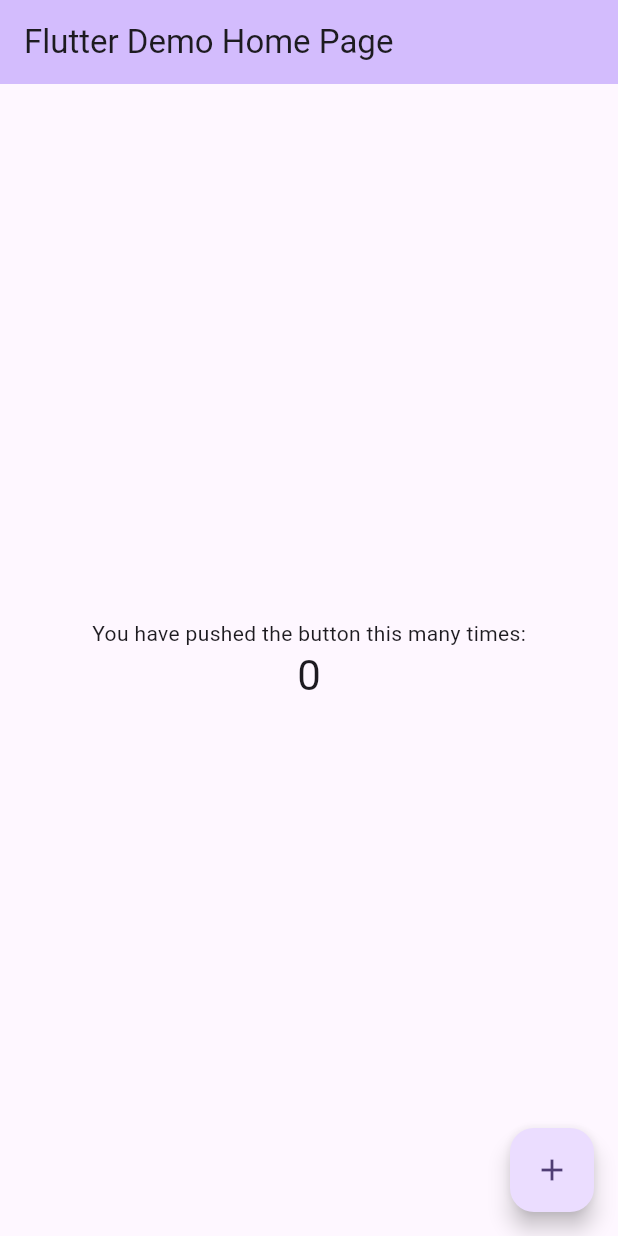
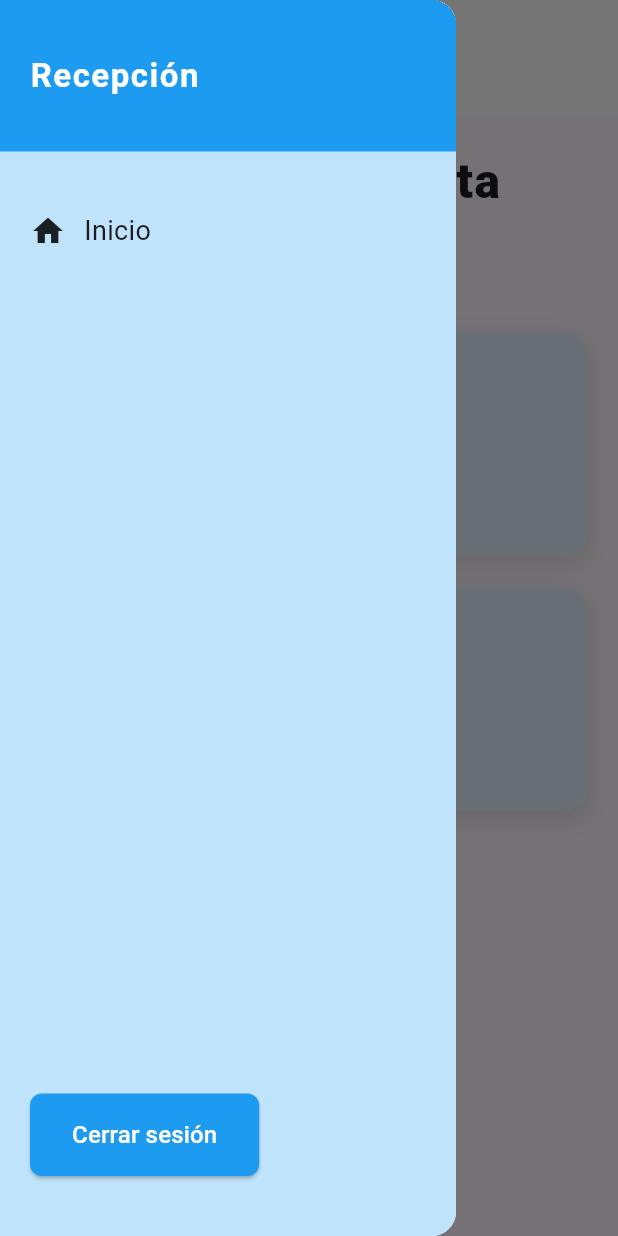
Before and after one commit to zaira-3456/proyecto_hospital, a Flutter app: the screen it shows after launch, with the side drawer open (before the commit the screen has no drawer), on a phone screen of 412 x 824 dp. Run offline on Flutter 3.47's test engine with Material 3 defaults, Android fonts, the phone set to English and light mode, and no system bars.

Commit message:
Creación de la carpeta recepcionista

```diff
--- a/lib/main.dart
+++ b/lib/main.dart
@@ -1,4 +1,5 @@
 import 'package:flutter/material.dart';
+import 'recepcionista/recepcionista_dashboard.dart';
 
 void main() {
   runApp(const MyApp());
@@ -7,116 +8,11 @@ void main() {
 class MyApp extends StatelessWidget {
   const MyApp({super.key});
 
-  // This widget is the root of your application.
   @override
   Widget build(BuildContext context) {
     return MaterialApp(
-      title: 'Flutter Demo',
-      theme: ThemeData(
-        // This is the theme of your application.
-        //
-        // TRY THIS: Try running your application with "flutter run". You'll see
-        // the application has a purple toolbar. Then, without quitting the app,
-        // try changing the seedColor in the colorScheme below to Colors.green
-        // and then invoke "hot reload" (save your changes or press the "hot
-        // reload" button in a Flutter-supported IDE, or press "r" if you used
-        // the command line to start the app).
-        //
-        // Notice that the counter didn't reset back to zero; the application
-        // state is not lost during the reload. To reset the state, use hot
-        // restart instead.
-        //
-        // This works for code too, not just values: Most code changes can be
-        // tested with just a hot reload.
-        colorScheme: ColorScheme.fromSeed(seedColor: Colors.deepPurple),
-      ),
-      home: const MyHomePage(title: 'Flutter Demo Home Page'),
+      debugShowCheckedModeBanner: false,
+       home: const ReceptionistDashboard()
     );
   }
 }
-
-class MyHomePage extends StatefulWidget {
-  const MyHomePage({super.key, required this.title});
-
-  // This widget is the home page of your application. It is stateful, meaning
-  // that it has a State object (defined below) that contains fields that affect
-  // how it looks.
-
-  // This class is the configuration for the state. It holds the values (in this
-  // case the title) provided by the parent (in this case the App widget) and
-  // used by the build method of the State. Fields in a Widget subclass are
-  // always marked "final".
-
-  final String title;
-
-  @override
-  State<MyHomePage> createState() => _MyHomePageState();
-}
-
-class _MyHomePageState extends State<MyHomePage> {
-  int _counter = 0;
-
-  void _incrementCounter() {
-    setState(() {
-      // This call to setState tells the Flutter framework that something has
-      // changed in this State, which causes it to rerun the build method below
-      // so that the display can reflect the updated values. If we changed
-      // _counter without calling setState(), then the build method would not be
-      // called again, and so nothing would appear to happen.
-      _counter++;
-    });
-  }
-
-  @override
-  Widget build(BuildContext context) {
-    // This method is rerun every time setState is called, for instance as done
-    // by the _incrementCounter method above.
-    //
-    // The Flutter framework has been optimized to make rerunning build methods
-    // fast, so that you can just rebuild anything that needs updating rather
-    // than having to individually change instances of widgets.
-    return Scaffold(
-      appBar: AppBar(
-        // TRY THIS: Try changing the color here to a specific color (to
-        // Colors.amber, perhaps?) and trigger a hot reload to see the AppBar
-        // change color while the other colors stay the same.
-        backgroundColor: Theme.of(context).colorScheme.inversePrimary,
-        // Here we take the value from the MyHomePage object that was created by
-        // the App.build method, and use it to set our appbar title.
-        title: Text(widget.title),
-      ),
-      body: Center(
-        // Center is a layout widget. It takes a single child and positions it
-        // in the middle of the parent.
-        child: Column(
-          // Column is also a layout widget. It takes a list of children and
-          // arranges them vertically. By default, it sizes itself to fit its
-          // children horizontally, and tries to be as tall as its parent.
-          //
-          // Column has various properties to control how it sizes itself and
-          // how it positions its children. Here we use mainAxisAlignment to
-          // center the children vertically; the main axis here is the vertical
-          // axis because Columns are vertical (the cross axis would be
-          // horizontal).
-          //
-          // TRY THIS: Invoke "debug painting" (choose the "Toggle Debug Paint"
-          // action in the IDE, or press "p" in the console), to see the
-          // wireframe for each widget.
-          mainAxisAlignment: MainAxisAlignment.center,
-          children: <Widget>[
-            const Text('You have pushed the button this many times:'),
-            Text(
-              '$_counter',
-              style: Theme.of(context).textTheme.headlineMedium,
-            ),
-          ],
-        ),
-      ),
-      floatingActionButton: FloatingActionButton(
-        onPressed: _incrementCounter,
-        tooltip: 'Increment',
-        child: const Icon(Icons.add),
-      ), // This trailing comma makes auto-formatting nicer for build methods.
-    );
-  }
-}
--- /dev/null
+++ b/lib/recepcionista/recepcionista_dashboard.dart
@@ -0,0 +1,151 @@
+import 'package:flutter/material.dart';
+import '../recepcionista/widgets/menu_recepcionista.dart';
+import '../recepcionista/widgets/acciones.dart';
+
+class ReceptionistDashboard extends StatelessWidget {
+  const ReceptionistDashboard({super.key});
+
+  @override
+  Widget build(BuildContext context) {
+    return Scaffold(
+      body: LayoutBuilder(
+        builder: (context, constraints) {
+          double width = constraints.maxWidth;
+          bool isSmall = width < 800;
+
+          return Row(
+            children: [
+              // MENU LATERAL (solo en pantallas grandes)
+              if (!isSmall) const SideMenuReception(),
+
+              // CONTENIDO PRINCIPAL
+              Expanded(
+                child: Column(
+                  children: [
+                    // APPBAR para móvil con menú hamburguesa
+                    if (isSmall)
+                      Container(
+                        color: Colors.white,
+                        padding: const EdgeInsets.symmetric(
+                          horizontal: 20,
+                          vertical: 15,
+                        ),
+                        child: Row(
+                          children: [
+                            Builder(
+                              builder: (context) => IconButton(
+                                icon: const Icon(Icons.menu, size: 28),
+                                onPressed: () {
+                                  Scaffold.of(context).openDrawer();
+                                },
+                              ),
+                            ),
+                            const SizedBox(width: 10),
+                            const Text(
+                              "Recepcionista",
+                              style: TextStyle(
+                                fontSize: 18,
+                                fontWeight: FontWeight.w600,
+                              ),
+                            ),
+                          ],
+                        ),
+                      ),
+
+                    // CONTENIDO SCROLLEABLE
+                    Expanded(
+                      child: SingleChildScrollView(
+                        padding: EdgeInsets.only(
+                          top: isSmall ? 20 : 40,
+                          left: isSmall ? 20 : 50,
+                          right: isSmall ? 20 : 50,
+                          bottom: 40,
+                        ),
+                        child: Column(
+                          crossAxisAlignment: CrossAxisAlignment.start,
+                          children: [
+                            // TITULO PRINCIPAL
+                            const Text(
+                              "Panel Recepcionista",
+                              style: TextStyle(
+                                fontSize: 32,
+                                fontWeight: FontWeight.w900,
+                                letterSpacing: 1,
+                              ),
+                            ),
+
+                            const SizedBox(height: 8),
+
+                            // SUBTÍTULO
+                            const Text(
+                              "Bienvenido de nuevo, Wendy",
+                              style: TextStyle(
+                                fontSize: 20,
+                                color: Colors.black87,
+                              ),
+                            ),
+
+                            const SizedBox(height: 40),
+
+                            // TARJETAS RESPONSIVAS
+                            _buildActionCards(width, isSmall),
+                          ],
+                        ),
+                      ),
+                    ),
+                  ],
+                ),
+              ),
+            ],
+          );
+        },
+      ),
+      // DRAWER para móvil
+      drawer: const Drawer(
+        child: SideMenuReception(isDrawer: true),
+      ),
+    );
+  }
+
+  Widget _buildActionCards(double width, bool isSmall) {
+    if (isSmall) {
+      // MÓVIL: tarjetas en columna
+      return Column(
+        children: [
+          ActionCard(
+            icon: Icons.person_add_alt_1,
+            text: "Registrar\npaciente",
+            width: double.infinity,
+            onTap: () {},
+          ),
+          const SizedBox(height: 20),
+          ActionCard(
+            icon: Icons.medical_information_outlined,
+            text: "Agendar\ncita",
+            width: double.infinity,
+            onTap: () {},
+          ),
+        ],
+      );
+    } else {
+      // ESCRITORIO: tarjetas en fila
+      return Row(
+        children: [
+          ActionCard(
+            icon: Icons.person_add_alt_1,
+            text: "Registrar\npaciente",
+            width: 260,
+            onTap: () {},
+          ),
+          const SizedBox(width: 40),
+          ActionCard(
+            icon: Icons.medical_information_outlined,
+            text: "Agendar\ncita",
+            width: 260,
+            onTap: () {},
+          ),
+        ],
+      );
+    }
+  }
+}
--- /dev/null
+++ b/lib/recepcionista/widgets/acciones.dart
@@ -0,0 +1,55 @@
+import 'package:flutter/material.dart';
+
+class ActionCard extends StatelessWidget {
+  final IconData icon;
+  final String text;
+  final double width;
+  final VoidCallback onTap;
+
+  const ActionCard({
+    super.key,
+    required this.icon,
+    required this.text,
+    required this.width,
+    required this.onTap,
+  });
+
+  @override
+  Widget build(BuildContext context) {
+    return GestureDetector(
+      onTap: onTap,
+      child: Container(
+        width: width,
+        height: 150,
+        decoration: BoxDecoration(
+          color: const Color(0xffe7f3ff),
+          borderRadius: BorderRadius.circular(16),
+          boxShadow: [
+            BoxShadow(
+              color: Colors.black.withOpacity(0.10),
+              blurRadius: 12,
+              offset: const Offset(0, 5),
+            ),
+          ],
+        ),
+        child: Center(
+          child: Row(
+            mainAxisAlignment: MainAxisAlignment.center,
+            children: [
+              Icon(icon, size: 45, color: Colors.black87),
+              const SizedBox(width: 15),
+              Text(
+                text,
+                style: const TextStyle(
+                  fontSize: 17,
+                  letterSpacing: 0.5,
+                ),
+                textAlign: TextAlign.left,
+              ),
+            ],
+          ),
+        ),
+      ),
+    );
+  }
+}
--- /dev/null
+++ b/lib/recepcionista/widgets/menu_recepcionista.dart
@@ -0,0 +1,80 @@
+import 'package:flutter/material.dart';
+
+class SideMenuReception extends StatelessWidget {
+  final bool isDrawer;
+
+  const SideMenuReception({super.key, this.isDrawer = false});
+
+  @override
+  Widget build(BuildContext context) {
+    return Container(
+      width: isDrawer ? double.infinity : 250,
+      color: const Color(0xffbfe3fa),
+      child: Column(
+        crossAxisAlignment: CrossAxisAlignment.start,
+        children: [
+          // TITULO SUPERIOR
+          Container(
+            width: double.infinity,
+            color: const Color(0xff1d9bf0),
+            padding: const EdgeInsets.symmetric(vertical: 35, horizontal: 20),
+            child: const Text(
+              "Recepción",
+              style: TextStyle(
+                fontSize: 22,
+                fontWeight: FontWeight.bold,
+                letterSpacing: 1,
+                color: Colors.white,
+              ),
+            ),
+          ),
+
+          const SizedBox(height: 40),
+
+          // OPCION DE MENU
+          Padding(
+            padding: const EdgeInsets.only(left: 20),
+            child: Row(
+              children: const [
+                Icon(Icons.home, size: 24, color: Colors.black87),
+                SizedBox(width: 12),
+                Text(
+                  "Inicio",
+                  style: TextStyle(fontSize: 18),
+                ),
+              ],
+            ),
+          ),
+
+          const Spacer(),
+
+          // BOTON CERRAR SESIÓN
+          Padding(
+            padding: const EdgeInsets.only(left: 20, bottom: 40),
+            child: ElevatedButton(
+              style: ElevatedButton.styleFrom(
+                backgroundColor: const Color(0xff1d9bf0),
+                foregroundColor: Colors.white,
+                padding:
+                    const EdgeInsets.symmetric(vertical: 16, horizontal: 28),
+                shape: RoundedRectangleBorder(
+                  borderRadius: BorderRadius.circular(8),
+                ),
+              ),
+              onPressed: () {
+                if (isDrawer) {
+                  Navigator.pop(context);
+                }
+                // Aquí añade tu lógica de cerrar sesión
+              },
+              child: const Text(
+                "Cerrar sesión",
+                style: TextStyle(fontSize: 16),
+              ),
+            ),
+          ),
+        ],
+      ),
+    );
+  }
+}
```
Also changed, not shown: lib/recepcionista/agendar_cita.dart (added), lib/recepcionista/registrar_paciente.dart (added).
